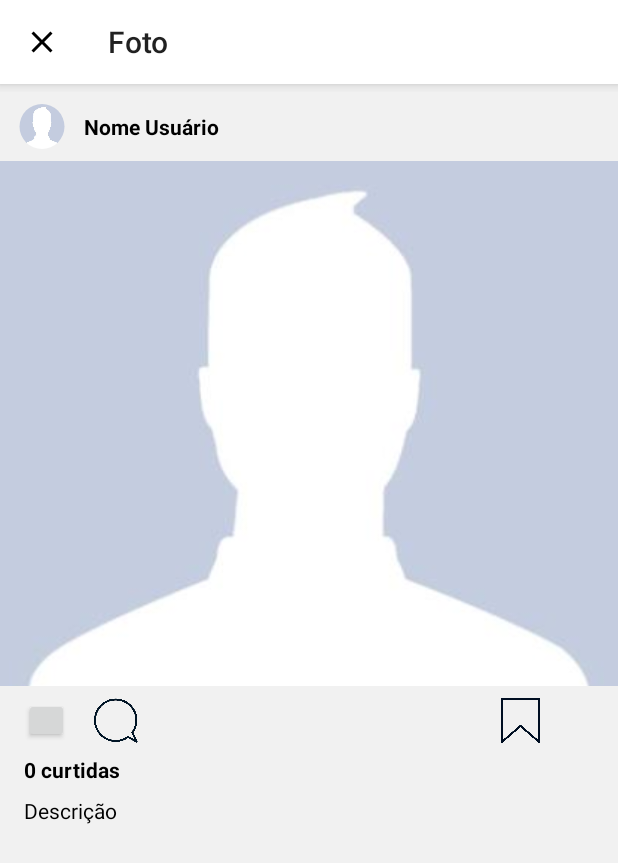
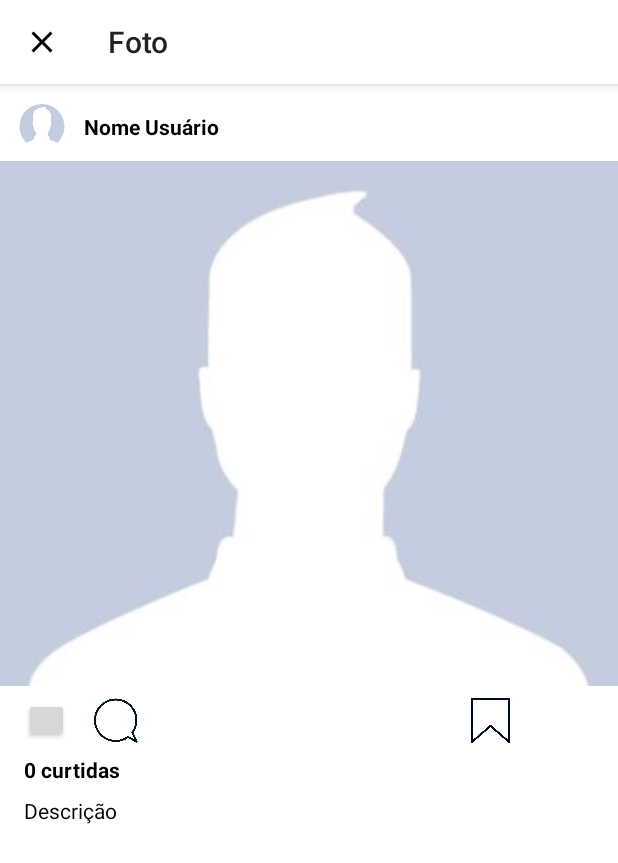
Before and after one commit to dukmarques/Instagram-Clone, an Android app: the VisualizarPostagemActivity screen opened directly, with no data from a screen before it, on a phone screen of 412 x 824 dp. Shown: the top 863 px of the screen. Run offline under Robolectric (Android 15) with nearby library versions, the light colour scheme and no system bars; our stand-ins replace CircleImageView; libraries missing offline, so code that uses them is left out: com.like; plain views replace LikeButton.

Commit message:
ajuste de cor e icones

```diff
--- a/app/src/main/res/layout/adapter_feed.xml
+++ b/app/src/main/res/layout/adapter_feed.xml
@@ -112,7 +112,7 @@
             android:layout_width="30dp"
             android:layout_height="30dp"
             android:layout_gravity="right"
-            android:layout_marginLeft="240dp"
+            android:layout_marginLeft="220dp"
             app:srcCompat="@drawable/salvar" />
 
     </LinearLayout>
--- a/app/src/main/res/values/colors.xml
+++ b/app/src/main/res/values/colors.xml
@@ -3,7 +3,7 @@
     <color name="colorPrimary">@android:color/white</color>
     <color name="colorPrimaryDark">#462759</color>
     <color name="colorAccent">#a03d89</color>
-    <color name="cinza_medio">#f1f1f1</color>
+    <color name="cinza_medio">#ffffff</color>
     <color name="roxo">#462759</color>
     <color name="azulEscuro">#3f51b5</color>
 </resources>
```
